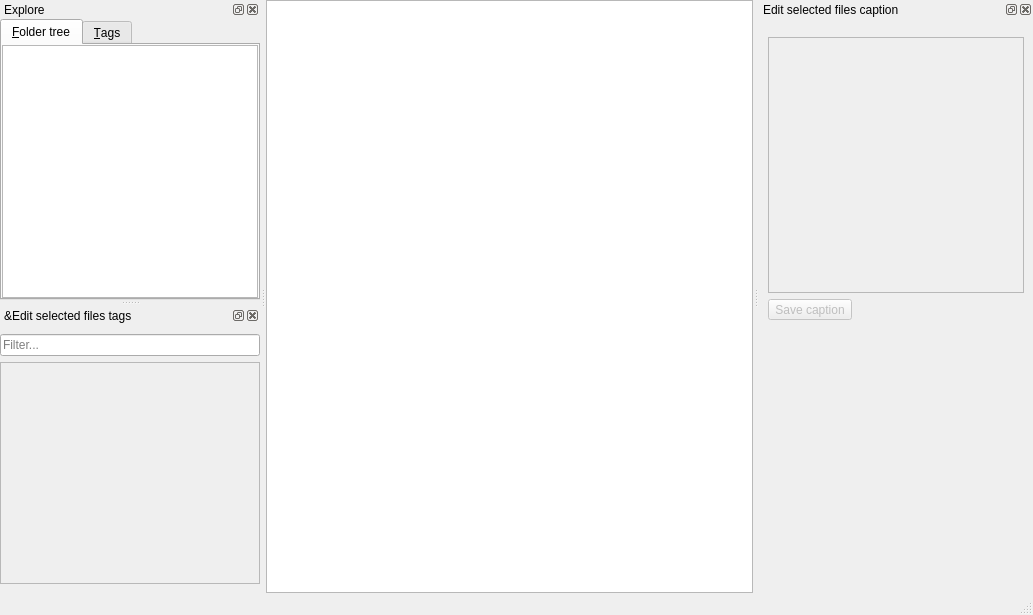
Before: the Qt Designer form sittagger/mainwindow.ui in hydrargyrum/sit-tagger, drawn with Qt 5.
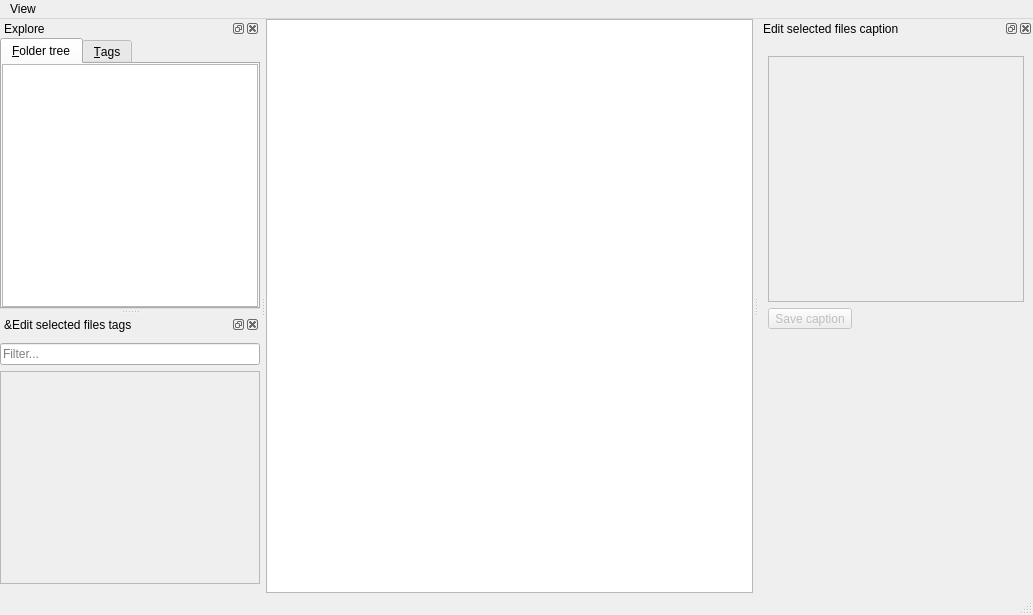
After: the same form once the commit is applied. Custom widgets are drawn as their Qt base class.

Commit message: ui: add menu for toggling dock widgets

Diff of the .ui file:
```diff
--- a/sittagger/mainwindow.ui
+++ b/sittagger/mainwindow.ui
@@ -90,6 +90,12 @@
      <height>20</height>
     </rect>
    </property>
+   <widget class="QMenu" name="menuWindow">
+    <property name="title">
+     <string>View</string>
+    </property>
+   </widget>
+   <addaction name="menuWindow"/>
   </widget>
   <widget class="QStatusBar" name="statusbar"/>
   <widget class="QDockWidget" name="dockWidget">
```
Left out of the diff: 6 changed lines with no effect on the pictures. The commit also changes 1 other file.
